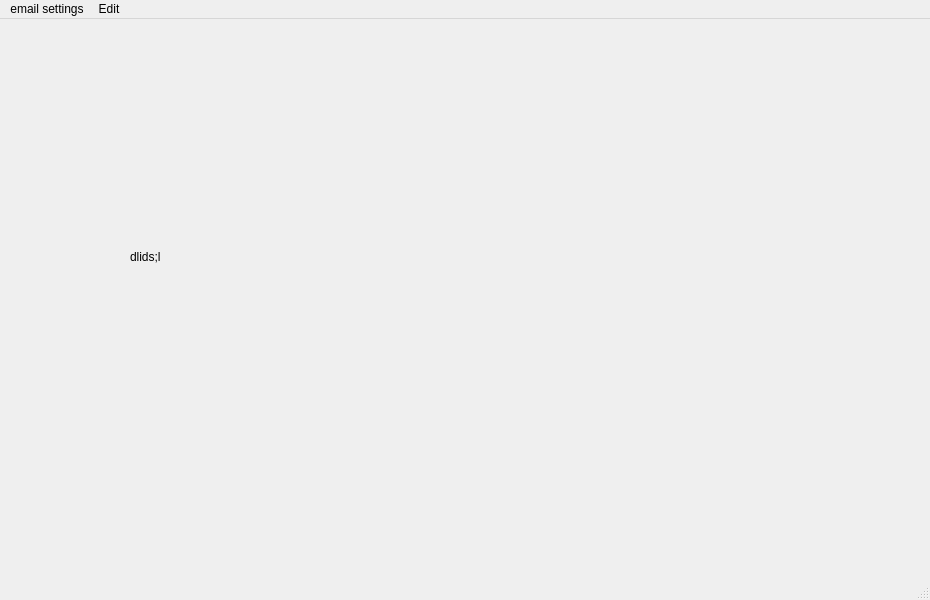
Old version of the form qt/Email/inboxwindow.ui in the repository Developer-Dewd/mysterium-email.
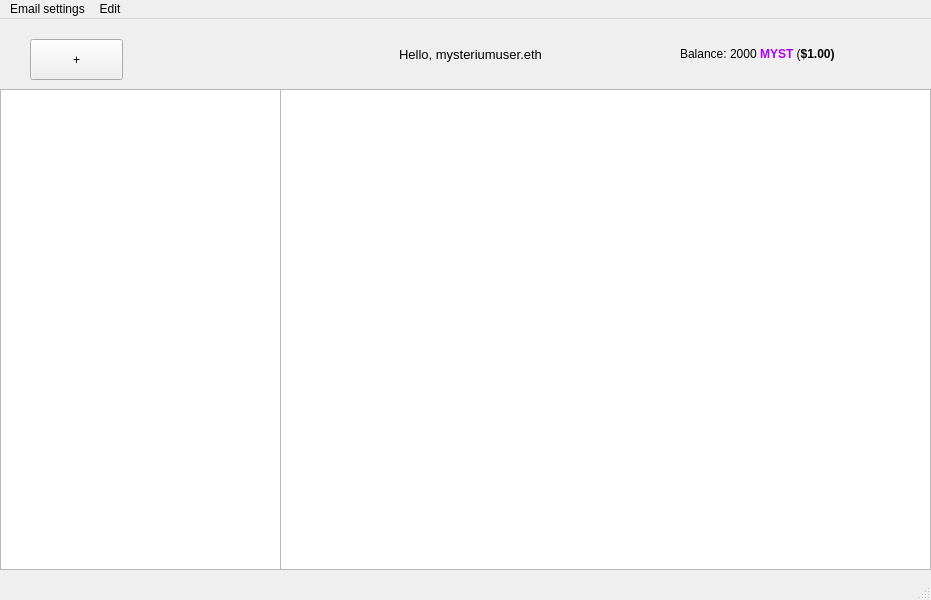
New version of the form.

Patch:
```diff
--- a/qt/Email/inboxwindow.ui
+++ b/qt/Email/inboxwindow.ui
@@ -6,7 +6,7 @@
    <rect>
     <x>0</x>
     <y>0</y>
-    <width>930</width>
+    <width>931</width>
     <height>600</height>
    </rect>
   </property>
@@ -14,17 +14,79 @@
    <string>MainWindow</string>
   </property>
   <widget class="QWidget" name="centralwidget">
+   <widget class="QPlainTextEdit" name="plainTextEdit">
+    <property name="geometry">
+     <rect>
+      <x>280</x>
+      <y>70</y>
+      <width>651</width>
+      <height>481</height>
+     </rect>
+    </property>
+    <property name="plainText">
+     <string/>
+    </property>
+   </widget>
    <widget class="QLabel" name="label">
     <property name="geometry">
      <rect>
-      <x>130</x>
-      <y>230</y>
-      <width>55</width>
-      <height>16</height>
+      <x>360</x>
+      <y>20</y>
+      <width>221</width>
+      <height>31</height>
      </rect>
     </property>
+    <property name="font">
+     <font>
+      <pointsize>10</pointsize>
+     </font>
+    </property>
     <property name="text">
-     <string>dlids;l</string>
+     <string>Hello, mysteriumuser.eth</string>
+    </property>
+    <property name="alignment">
+     <set>Qt::AlignCenter</set>
+    </property>
+   </widget>
+   <widget class="QListWidget" name="InboxListWidget">
+    <property name="geometry">
+     <rect>
+      <x>0</x>
+      <y>70</y>
+      <width>281</width>
+      <height>481</height>
+     </rect>
+    </property>
+   </widget>
+   <widget class="QPushButton" name="pushButton">
+    <property name="geometry">
+     <rect>
+      <x>30</x>
+      <y>20</y>
+      <width>93</width>
+      <height>41</height>
+     </rect>
+    </property>
+    <property name="text">
+     <string>+</string>
+    </property>
+   </widget>
+   <widget class="QLabel" name="label_2">
+    <property name="geometry">
+     <rect>
+      <x>680</x>
+      <y>20</y>
+      <width>211</width>
+      <height>31</height>
+     </rect>
+    </property>
+    <property name="font">
+     <font>
+      <pointsize>9</pointsize>
+     </font>
+    </property>
+    <property name="text">
+     <string>&lt;html&gt;&lt;head/&gt;&lt;body&gt;&lt;p&gt;Balance: 2000 &lt;span style=&quot; font-weight:600; color:#aa00ff;&quot;&gt;MYST&lt;/span&gt; (&lt;span style=&quot; font-weight:600;&quot;&gt;$1.00)&lt;/span&gt;&lt;/p&gt;&lt;/body&gt;&lt;/html&gt;</string>
     </property>
    </widget>
   </widget>
@@ -33,13 +95,13 @@
     <rect>
      <x>0</x>
      <y>0</y>
-     <width>930</width>
+     <width>931</width>
      <height>26</height>
     </rect>
    </property>
    <widget class="QMenu" name="menuemail_settings">
     <property name="title">
-     <string>email settings</string>
+     <string>Email settings</string>
     </property>
     <addaction name="actionens"/>
    </widget>
```
Left out of the diff: 14 changed lines with no effect on the pictures.
